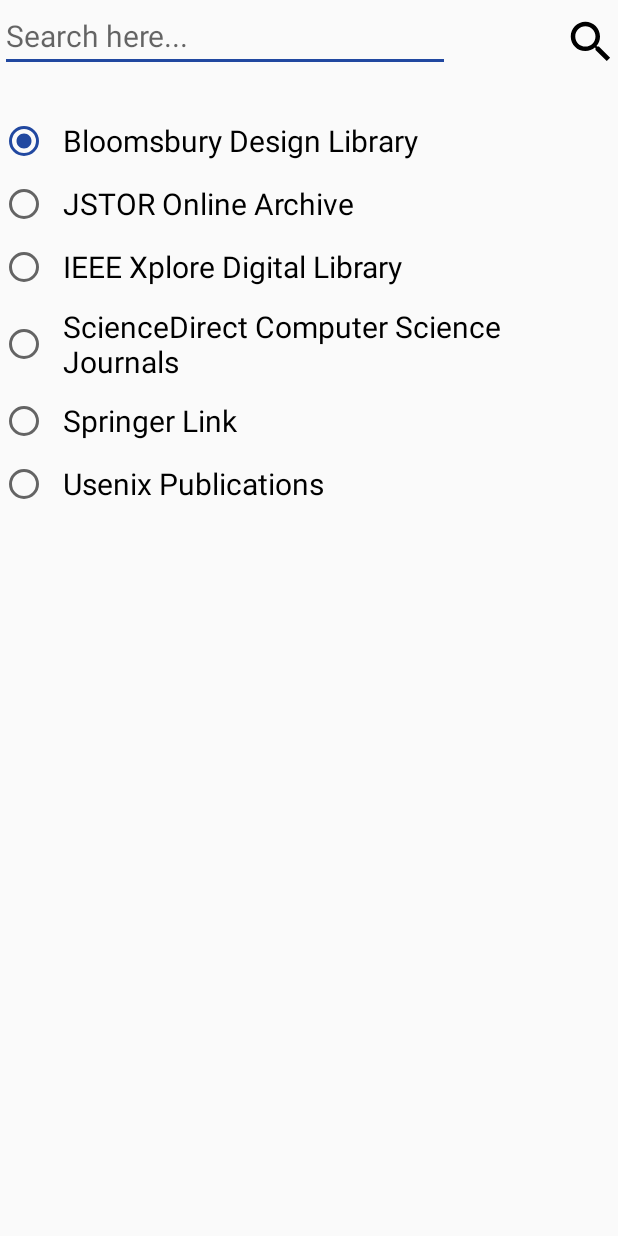
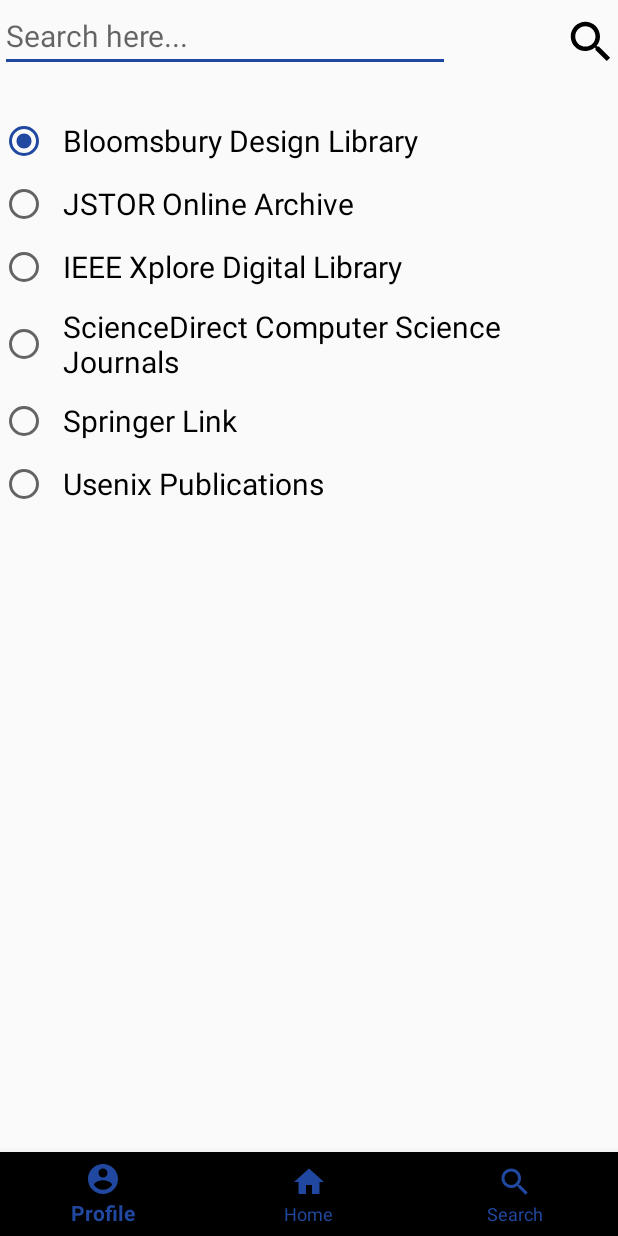
Before and after one commit to smitdetroja96/RCTMP, an Android app: the OnlineResourceSearchActivity screen opened directly, with no data from a screen before it, on a phone screen of 412 x 824 dp. Run offline under Robolectric (Android 15) with nearby library versions, the phone set to English and light mode, and no system bars.

Commit message:
Bottom Navigation View Added

```diff
--- a/app/src/main/java/com/example/rctmp/MainActivity.java
+++ b/app/src/main/java/com/example/rctmp/MainActivity.java
@@ -32,7 +32,7 @@
 
 
         sign_in_button = findViewById(R.id.bt_sign_in);
-        webView = findViewById(R.id.wv_signin);
+        webView = findViewById(R.id.wv_sign_in);
         username_field = findViewById(R.id.ti_et_student_id);
         password_field = findViewById(R.id.ti_et_password);
 
@@ -63,7 +63,8 @@
                             webView.evaluateJavascript("app.userCheck(check);", new ValueCallback<String>() {
                                 @Override
                                 public void onReceiveValue(String value) {
-                                    if (loginState) {
+                                    if (loginState)
+                                    {
                                         startActivity(new Intent(MainActivity.this,DrawerActivityLayout.class));
                                         finish();
 
--- a/app/src/main/java/com/example/rctmp/OnlineResourceSearchActivity.java
+++ b/app/src/main/java/com/example/rctmp/OnlineResourceSearchActivity.java
@@ -1,20 +1,25 @@
 package com.example.rctmp;
 
 import android.content.Intent;
+import android.support.annotation.NonNull;
+import android.support.design.widget.BottomNavigationView;
 import android.support.v7.app.AppCompatActivity;
 import android.os.Bundle;
+import android.view.MenuItem;
 import android.view.View;
 import android.widget.EditText;
 import android.widget.ImageButton;
 import android.widget.RadioGroup;
 import android.widget.Toast;
 
-public class OnlineResourceSearchActivity extends AppCompatActivity {
+public class OnlineResourceSearchActivity extends AppCompatActivity implements BottomNavigationView.OnNavigationItemSelectedListener {
 
     ImageButton search_web;
     EditText search_text;
     RadioGroup rg;
     Intent intent;
+
+    BottomNavigationView bottomNavigationView;
 
     boolean loaded = false;
     String search_query;
@@ -67,5 +72,41 @@
 
             }
         });
+
+        bottomNavigationView = findViewById(R.id.bottom_nav_view);
+        bottomNavigationView.getMenu().getItem(0).setCheckable(true);
+        bottomNavigationView.getMenu().getItem(1).setCheckable(true);
+        bottomNavigationView.getMenu().getItem(2).setCheckable(true);
+
+
+        bottomNavigationView.setOnNavigationItemSelectedListener(this);
+
+    }
+
+    @Override
+    public boolean onNavigationItemSelected(@NonNull MenuItem item) {
+
+        switch (item.getItemId())
+        {
+            case R.id.bottom_nav_profile:
+                Toast.makeText(this, "Profile", Toast.LENGTH_SHORT).show();
+                break;
+
+            case R.id.bottom_nav_home:
+                Intent i = new Intent(OnlineResourceSearchActivity.this,DrawerActivityLayout.class);
+                startActivity(i);
+                finish();
+//                Toast.makeText(this, "Profile", Toast.LENGTH_SHORT).show();
+                break;
+
+            case R.id.bottom_nav_search:
+                Intent i1 = new Intent(OnlineResourceSearchActivity.this,IntermediateActivity.class);
+                startActivity(i1);
+                finish();
+//                Toast.makeText(this, "Profile", Toast.LENGTH_SHORT).show();
+                break;
+        }
+
+        return true;
     }
 }
--- /dev/null
+++ b/app/src/main/res/drawable/bottom_nav_item_selected.xml
@@ -0,0 +1,11 @@
+<?xml version="1.0" encoding="utf-8"?>
+<selector xmlns:android="http://schemas.android.com/apk/res/android">
+
+    <item android:state_checked="false"
+        android:color = "@color/colorAccent"/>
+
+    <item android:state_checked="true"
+        android:color = "@color/colorAccent"/>
+
+
+</selector>
--- /dev/null
+++ b/app/src/main/res/drawable/ic_home.xml
@@ -0,0 +1,5 @@
+<vector android:height="24dp" android:tint="#FFFFFF"
+    android:viewportHeight="24.0" android:viewportWidth="24.0"
+    android:width="24dp" xmlns:android="http://schemas.android.com/apk/res/android">
+    <path android:fillColor="#FF000000" android:pathData="M10,20v-6h4v6h5v-8h3L12,3 2,12h3v8z"/>
+</vector>
--- a/app/src/main/res/layout/activity_main.xml
+++ b/app/src/main/res/layout/activity_main.xml
@@ -12,7 +12,7 @@
 
     <WebView
         android:visibility="invisible"
-        android:id="@+id/wv_signin"
+        android:id="@+id/wv_sign_in"
         android:layout_width="wrap_content"
         android:layout_height="wrap_content"
         android:layout_alignParentStart="true"
--- a/app/src/main/res/layout/activity_online_resource_search.xml
+++ b/app/src/main/res/layout/activity_online_resource_search.xml
@@ -97,5 +97,19 @@
 
     </RadioGroup>
 
+    <android.support.design.widget.BottomNavigationView
+        android:layout_width="match_parent"
+        android:id="@+id/bottom_nav_view"
+        android:layout_height="wrap_content"
+        android:layout_alignParentBottom="true"
+        app:menu="@menu/bottom_navigation_menu"
+        android:backgroundTint="#ffffff"
+        android:foregroundTint="#ffffff"
+        app:itemIconTint="@drawable/bottom_nav_item_selected"
+        app:itemTextColor="@drawable/bottom_nav_item_selected">
+
+
+    </android.support.design.widget.BottomNavigationView>
+
 
 </RelativeLayout>
--- /dev/null
+++ b/app/src/main/res/menu/bottom_navigation_menu.xml
@@ -0,0 +1,17 @@
+<?xml version="1.0" encoding="utf-8"?>
+<menu xmlns:android="http://schemas.android.com/apk/res/android">
+
+    <item android:id="@+id/bottom_nav_profile"
+        android:icon="@drawable/ic_person_1"
+        android:title="Profile"/>
+
+    <item android:id="@+id/bottom_nav_home"
+        android:icon="@drawable/ic_home"
+        android:title="Home"/>
+
+    <item android:id="@+id/bottom_nav_search"
+        android:icon="@drawable/ic_search"
+        android:title="Search"/>
+
+
+</menu>
```
